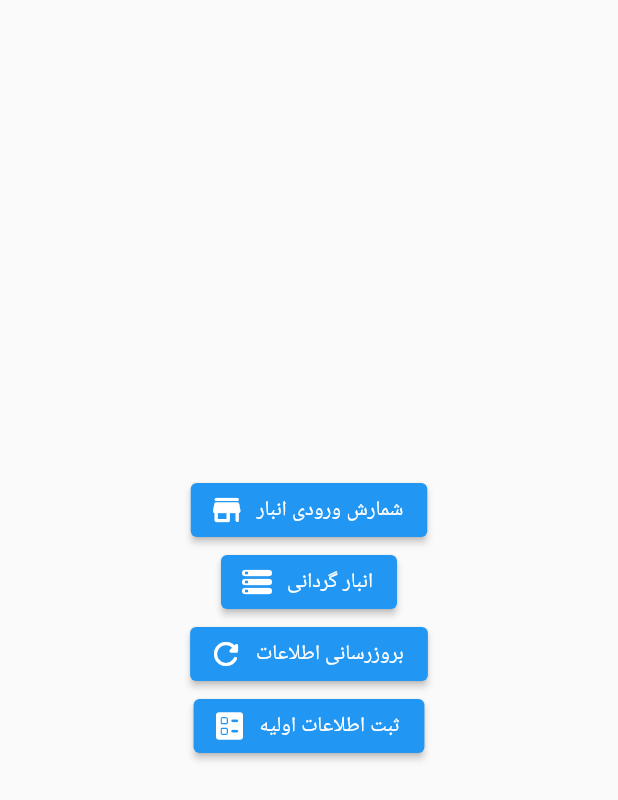
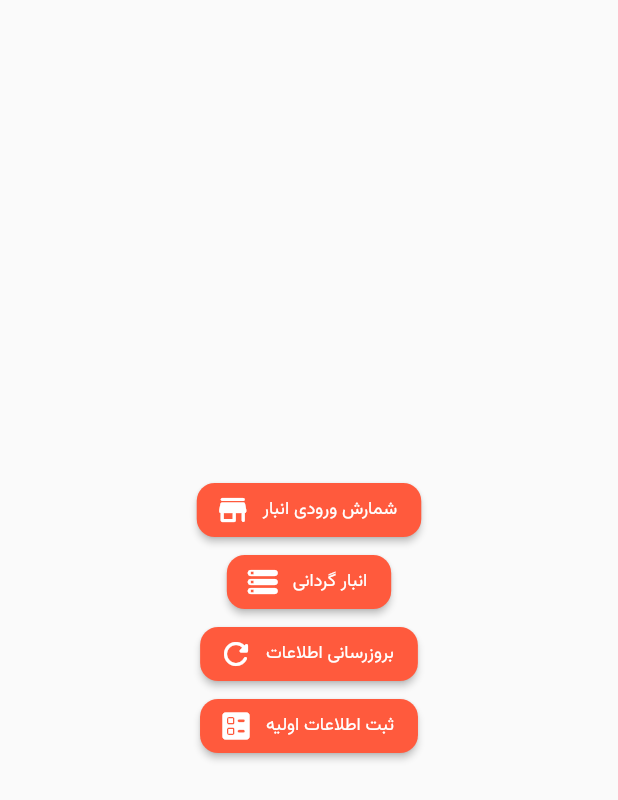
Before and after one commit to mahdiyarz/store_keeper, a Flutter app: the screen it shows after launch, on a phone screen of 412 x 824 dp. Shown: the top 800 px of the screen. Run offline on Flutter 3.47's test engine with Material 2 defaults, Android fonts, the phone set to English and light mode, and no system bars; our stand-ins replace bloc, equatable, flutter_bloc, sqflite; missing offline and left inert: persian; accounts and stored records are empty.

Commit message:
connect theme file to app

```diff
--- a/lib/app/my_app.dart
+++ b/lib/app/my_app.dart
@@ -15,8 +15,9 @@ class _MyAppState extends State<MyApp> {
   Widget build(BuildContext context) {
     return BlocProvider(
       create: (context) => AppBloc(),
-      child: const MaterialApp(
+      child: MaterialApp(
         debugShowCheckedModeBanner: false,
+        theme: getApplicationTheme(),
         onGenerateRoute: RouteGenerator.getRoute,
         initialRoute: Routes.homeRoute,
       ),
```
